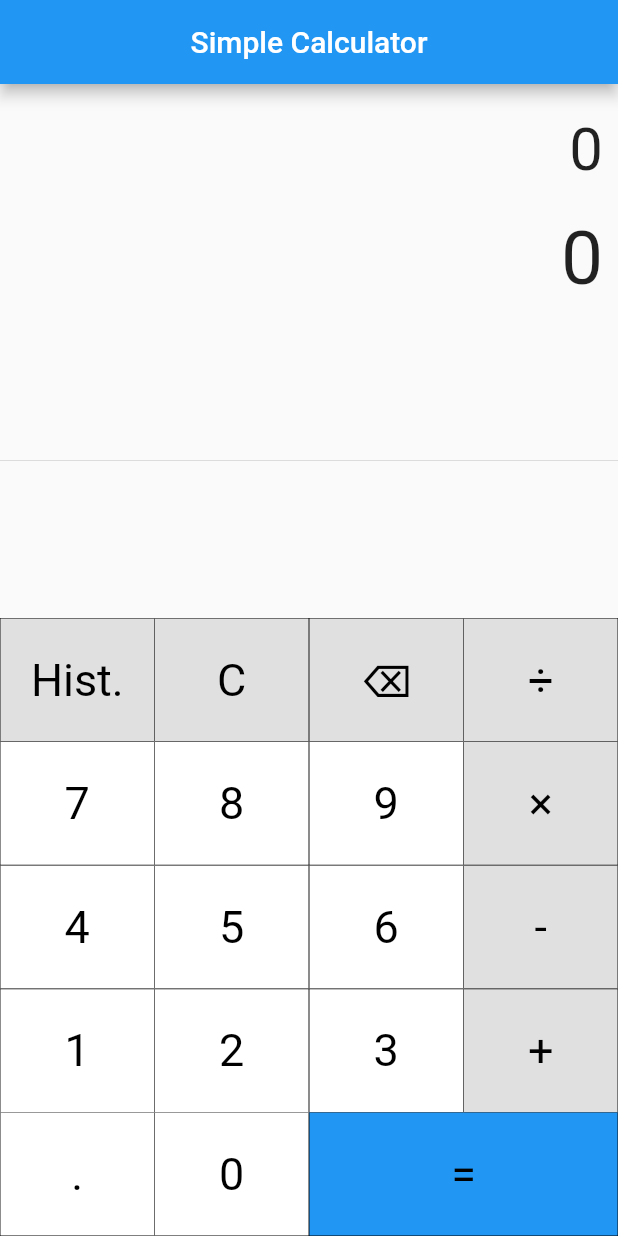
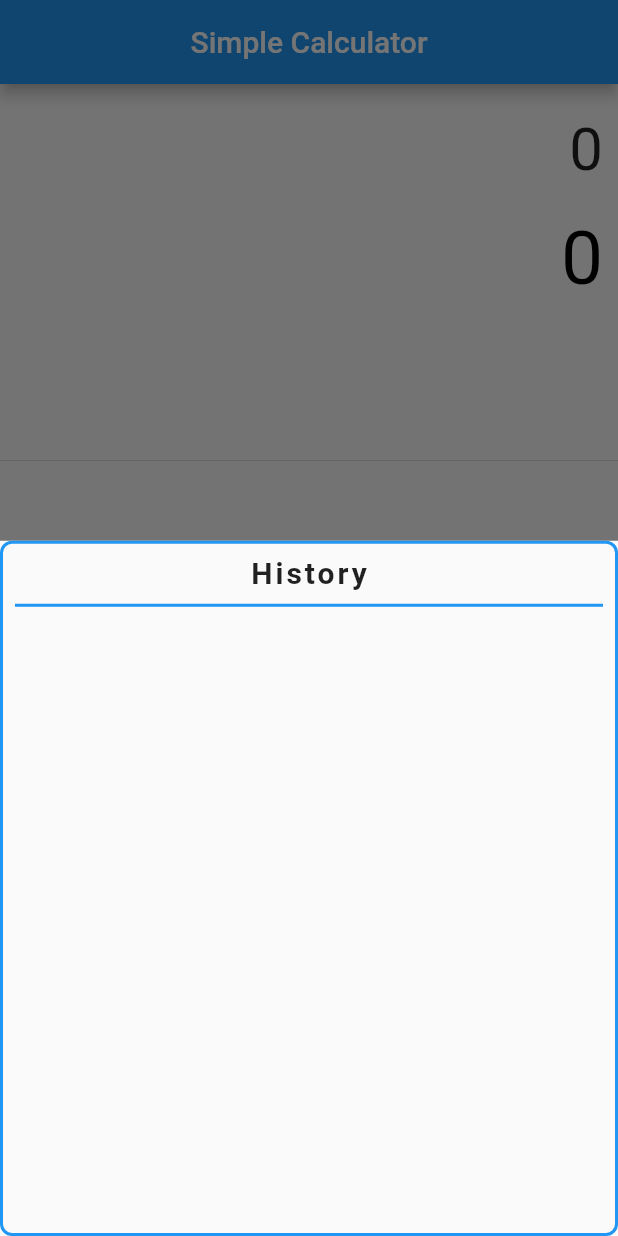
Before and after one commit to mwangipeter/Calculator, a Flutter app: the screen it shows after launch, after a tap on "Hist.", on a phone screen of 412 x 824 dp. Run offline on Flutter 3.47's test engine with Material 2 defaults, Android fonts, the phone set to English and light mode, and no system bars; our stand-ins replace math_expressions.

Commit message:
Calculation Logic added using math_expression package

```diff
--- a/lib/calculator.dart
+++ b/lib/calculator.dart
@@ -1,5 +1,6 @@
 import 'package:flutter/material.dart';
 import 'package:flutter_staggered_grid_view/flutter_staggered_grid_view.dart';
+import 'package:math_expressions/math_expressions.dart';
 class Calculator extends StatefulWidget {
   const Calculator({Key key}) : super(key: key);
 
@@ -14,6 +15,11 @@ class _CalculatorState extends State<Calculator> {
   String expression = "";
   double mathEquationFontSize = 40.0;
   double mathAnswerFontSize = 50.0;
+  Color answerColor = Colors.black;
+
+  // GlobalKey is needed to show bottom sheet.
+  final GlobalKey<ScaffoldState> _scaffoldKey = GlobalKey<ScaffoldState>();
+
   //Function for creating the calculator buttons.
   Container myButton(String btnText, Color btnColor) {
     return Container(
@@ -47,11 +53,106 @@ class _CalculatorState extends State<Calculator> {
     );
   }
   _onClick(String btnText) {
-    print(btnText);
+    setState(() {
+      if (btnText == "Hist.") {
+        // this
+        //     ._scaffoldKey
+        //     .currentState
+        //     .showBottomSheet((ctx) => showBottomSheet(ctx));
+        showBottomSheet();
+        //print(mathEquation.substring(mathEquation.length - 1));
+      }
+      else if (btnText == "C") {
+        mathEquationFontSize = 40;
+        mathAnswerFontSize = 50;
+        mathEquation = "0";
+        mathAnswer = "0";
+        answerColor = Colors.black;
+      }
+      else if (btnText == "⌫") {
+        mathEquationFontSize = 50;
+        mathAnswerFontSize = 40;
+        mathEquation = mathEquation.substring(0, mathEquation.length - 1);
+        if(mathEquation == "") {
+          mathEquation = "0";
+        }
+      }
+      else if (btnText == "=") {
+        mathEquationFontSize = 38.0;
+        mathAnswerFontSize = 48.0;
+
+        expression = mathEquation;
+        expression = expression.replaceAll('×', '*');
+        expression = expression.replaceAll('÷', '/');
+
+        try{
+          Parser p = Parser();
+          Expression exp = p.parse(expression);
+
+          ContextModel cm = ContextModel();
+          mathAnswer = '${exp.evaluate(EvaluationType.REAL, cm)}';
+          answerColor = Colors.black;
+        }catch(e){
+          mathAnswer = "Error";
+          answerColor = Colors.red;
+        }
+      }
+      else if (((btnText == ("+")) || (btnText == ("-")) || (btnText == ("×")) || (btnText == ("÷"))) && ( (mathEquation.substring(mathEquation.length - 1) == "+") || (mathEquation.substring(mathEquation.length - 1) == "-") || (mathEquation.substring(mathEquation.length - 1) == "×") || (mathEquation.substring(mathEquation.length - 1) == "÷"))) {
+
+      }
+      else {
+        mathEquationFontSize = 50.0;
+        mathAnswerFontSize = 40.0;
+        if (mathEquation == "0") {
+          mathEquation = btnText;
+        } else {
+          mathEquation = mathEquation + btnText;
+        }
+        answerColor = Colors.black;
+        mathAnswer = "0";
+      }
+    });
   }
+void showBottomSheet() {
+    showModalBottomSheet(
+        context: context,
+        builder: (builder) {
+          return Container(
+              height: MediaQuery.of(context).size.height * 1,
+              width: MediaQuery.of(context).size.width * 1,
+              padding: const EdgeInsets.all(8.0),
+              decoration: BoxDecoration(
+                border: Border.all(color: Colors.blue, width: 2.0),
+                borderRadius: BorderRadius.circular(8.0),
+              ),
+              child: Column(
+                children: <Widget>[
+                  Text(
+                    "History",
+                    style: TextStyle(
+                      fontWeight: FontWeight.bold,
+                      fontSize: 20,
+                      letterSpacing: 2,
+                    ),
+                  ),
+                  Divider(
+                    height: 20,
+                    thickness: 2,
+                    color: Colors.blue,
+                  ),
+                ],
+              )
+          );
+        },
+    );
+}
+  // Widget buildBottomSheet(BuildContext context) {
+  //
+  // }
   @override
   Widget build(BuildContext context) {
     return Scaffold(
+      key: this._scaffoldKey,
       appBar: AppBar(
         title: Text("Simple Calculator"),
         centerTitle: true,
@@ -76,7 +177,8 @@ class _CalculatorState extends State<Calculator> {
             child: Text(
                     mathAnswer,
                     style: TextStyle(
-                        fontSize: mathAnswerFontSize
+                        fontSize: mathAnswerFontSize,
+                        color: answerColor,
                     ),
                   ),
           ),
--- a/pubspec.yaml
+++ b/pubspec.yaml
@@ -24,7 +24,7 @@ dependencies:
   flutter:
     sdk: flutter
   flutter_staggered_grid_view: ^0.4.0
-
+  math_expressions: ^2.1.1
   # The following adds the Cupertino Icons font to your application.
   # Use with the CupertinoIcons class for iOS style icons.
   cupertino_icons: ^1.0.2
```
Also changed, not shown: pubspec.lock.
